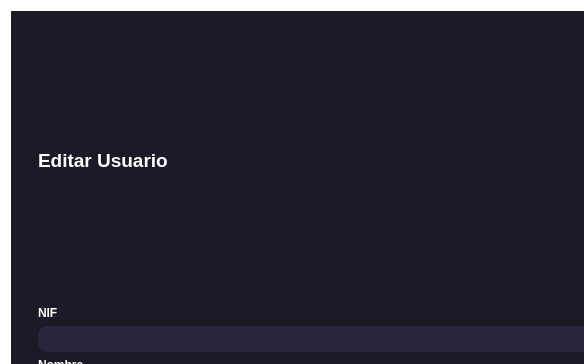
DickinsonBP/BudgetInvoiceApp2.0, file UI/ui_edituser.ui: the form before one commit; both pictures show x 0 to 584 and y 0 to 364 of the 700 by 650 pixel window.
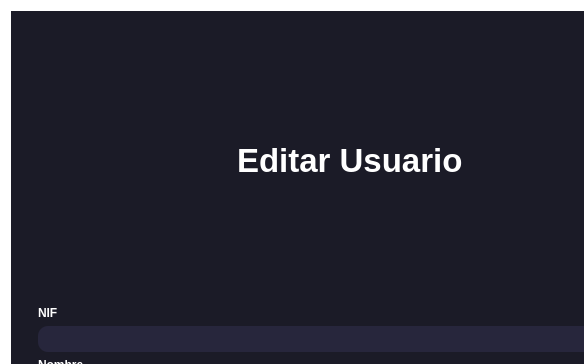
The form after the commit. Icons and pictures are not drawn.

```diff
--- a/UI/ui_edituser.ui
+++ b/UI/ui_edituser.ui
@@ -69,11 +69,11 @@
             <enum>QFrame::Raised</enum>
            </property>
            <layout class="QHBoxLayout" name="horizontalLayout">
-            <item>
+            <item alignment="Qt::AlignHCenter">
              <widget class="QLabel" name="label">
               <property name="font">
                <font>
-                <pointsize>14</pointsize>
+                <pointsize>25</pointsize>
                 <bold>true</bold>
                </font>
               </property>
```
